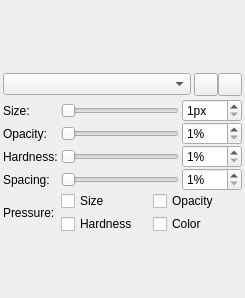
This is src/client/ui/brushsettings.ui in drawpile/Drawpile as Qt 5 draws it before an edit. The edited form follows.
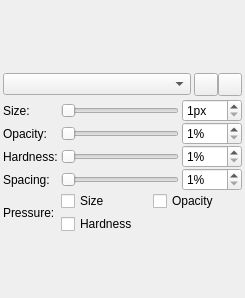
This is the edited form. Icons and pictures are not drawn. Custom widgets are drawn as their Qt base class.

Commit message:
Remove color pressure mode from pen and brush
Brush background color will probably be removed
entirely in the future.

Patch:
```diff
--- a/src/client/ui/brushsettings.ui
+++ b/src/client/ui/brushsettings.ui
@@ -160,13 +160,6 @@
          </property>
         </widget>
        </item>
-       <item row="1" column="1">
-        <widget class="QCheckBox" name="pressurecolor">
-         <property name="text">
-          <string>Color</string>
-         </property>
-        </widget>
-       </item>
        <item row="1" column="0">
         <widget class="QCheckBox" name="pressurehardness">
          <property name="text">
```
Left out of the diff: 24 changed lines with no effect on the pictures. The commit also changes 5 other files.
